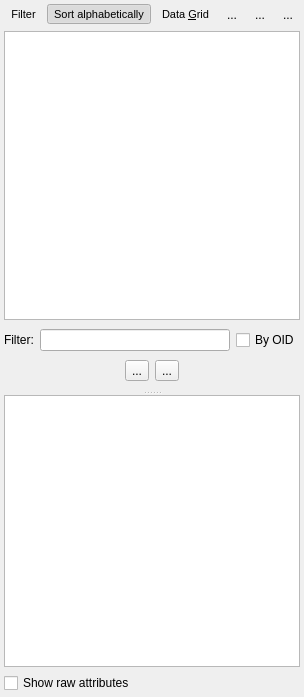
This is libs/libgui/ui/tools/databaseexplorerwidget.ui in pgmodeler/pgmodeler as Qt 5 draws it before an edit. The edited form follows.
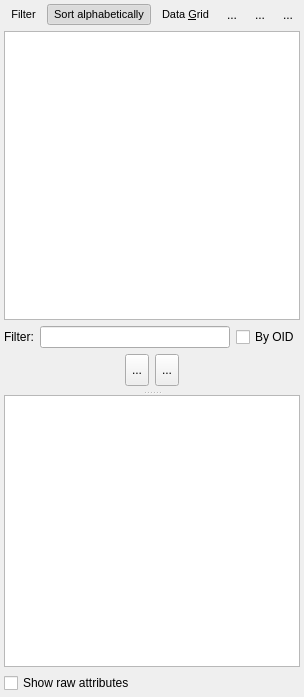
This is the edited form. Icons and pictures are not drawn.

Diff of the .ui file:
```diff
--- a/libs/libgui/ui/tools/databaseexplorerwidget.ui
+++ b/libs/libgui/ui/tools/databaseexplorerwidget.ui
@@ -42,6 +42,12 @@
        <property name="enabled">
         <bool>true</bool>
        </property>
+       <property name="sizePolicy">
+        <sizepolicy hsizetype="Preferred" vsizetype="Preferred">
+         <horstretch>0</horstretch>
+         <verstretch>0</verstretch>
+        </sizepolicy>
+       </property>
        <property name="font">
         <font>
          <pointsize>8</pointsize>
@@ -59,8 +65,8 @@
        </property>
        <property name="iconSize">
         <size>
-         <width>22</width>
-         <height>22</height>
+         <width>32</width>
+         <height>32</height>
         </size>
        </property>
        <property name="popupMode">
@@ -79,6 +85,12 @@
        <property name="enabled">
         <bool>true</bool>
        </property>
+       <property name="sizePolicy">
+        <sizepolicy hsizetype="Preferred" vsizetype="Preferred">
+         <horstretch>0</horstretch>
+         <verstretch>0</verstretch>
+        </sizepolicy>
+       </property>
        <property name="font">
         <font>
          <pointsize>8</pointsize>
@@ -96,8 +108,8 @@
        </property>
        <property name="iconSize">
         <size>
-         <width>22</width>
-         <height>22</height>
+         <width>32</width>
+         <height>32</height>
         </size>
        </property>
        <property name="shortcut">
@@ -122,6 +134,12 @@
        <property name="enabled">
         <bool>true</bool>
        </property>
+       <property name="sizePolicy">
+        <sizepolicy hsizetype="Preferred" vsizetype="Preferred">
+         <horstretch>0</horstretch>
+         <verstretch>0</verstretch>
+        </sizepolicy>
+       </property>
        <property name="font">
         <font>
          <pointsize>8</pointsize>
@@ -139,8 +157,8 @@
        </property>
        <property name="iconSize">
         <size>
-         <width>22</width>
-         <height>22</height>
+         <width>32</width>
+         <height>32</height>
         </size>
        </property>
        <property name="shortcut">
@@ -391,7 +409,7 @@
                <bool>true</bool>
               </property>
               <property name="sizePolicy">
-               <sizepolicy hsizetype="Fixed" vsizetype="Fixed">
+               <sizepolicy hsizetype="Preferred" vsizetype="Preferred">
                 <horstretch>0</horstretch>
                 <verstretch>0</verstretch>
                </sizepolicy>
@@ -408,8 +426,8 @@
               </property>
               <property name="iconSize">
                <size>
-                <width>22</width>
-                <height>22</height>
+                <width>32</width>
+                <height>32</height>
                </size>
               </property>
               <property name="checkable">
@@ -423,7 +441,7 @@
                <bool>true</bool>
               </property>
               <property name="sizePolicy">
-               <sizepolicy hsizetype="Fixed" vsizetype="Fixed">
+               <sizepolicy hsizetype="Preferred" vsizetype="Preferred">
                 <horstretch>0</horstretch>
                 <verstretch>0</verstretch>
                </sizepolicy>
@@ -440,8 +458,8 @@
               </property>
               <property name="iconSize">
                <size>
-                <width>22</width>
-                <height>22</height>
+                <width>32</width>
+                <height>32</height>
                </size>
               </property>
               <property name="checkable">
```
Left out of the diff: 42 changed lines with no effect on the pictures.
